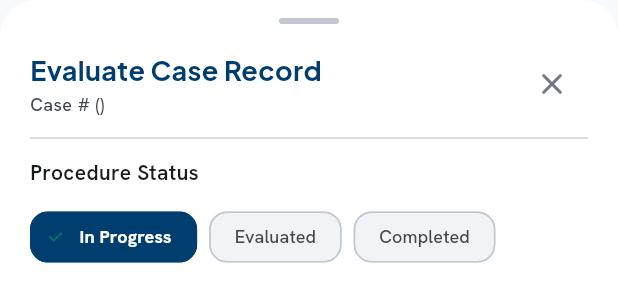
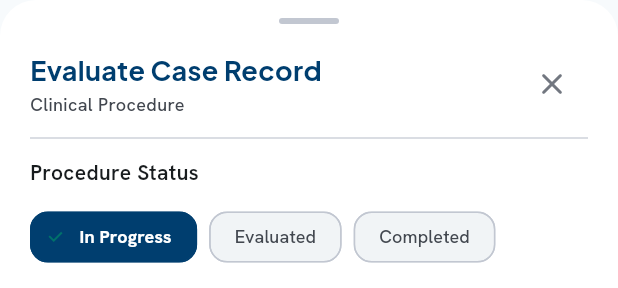
Before and after one commit to ShehabShaef/dentera, a Flutter app: the EvaluateCaseModal widget shown alone on an empty page, opened directly with empty values, on a phone screen of 412 x 824 dp. Shown: the top 288 px of the screen. Run offline on Flutter 3.47's test engine with Material 3 defaults, Android fonts, the phone set to English and light mode, and no system bars; our stand-ins replace file_picker, flutter_local_notifications, flutter_riverpod, google_fonts, logger, share_plus and 3 more; accounts and stored records are empty.

Commit message:
fix(ux): obfuscate internal UUID hashes in case records and appointment scheduling (#4)

```diff
--- a/lib/presentation/widgets/modals/evaluate_case_modal.dart
+++ b/lib/presentation/widgets/modals/evaluate_case_modal.dart
@@ -26,11 +26,13 @@ class EvaluateCaseModal extends ConsumerStatefulWidget {
     super.key,
     required this.caseRecord,
     this.patientName,
+    this.procedureTitle,
     this.onCaseEvaluated,
   });
 
   final CaseRecord caseRecord;
   final String? patientName;
+  final String? procedureTitle;
   final ValueChanged<CaseRecord>? onCaseEvaluated;
 
   /// Convenience static helper to display the [EvaluateCaseModal].
@@ -38,6 +40,7 @@ class EvaluateCaseModal extends ConsumerStatefulWidget {
     BuildContext context, {
     required CaseRecord caseRecord,
     String? patientName,
+    String? procedureTitle,
     ValueChanged<CaseRecord>? onCaseEvaluated,
   }) {
     AppLogger.info('Opened EvaluateCaseModal for case: ${caseRecord.id}');
@@ -48,6 +51,7 @@ class EvaluateCaseModal extends ConsumerStatefulWidget {
       builder: (context) => EvaluateCaseModal(
         caseRecord: caseRecord,
         patientName: patientName,
+        procedureTitle: procedureTitle,
         onCaseEvaluated: onCaseEvaluated,
       ),
     );
@@ -169,6 +173,19 @@ class _EvaluateCaseModalState extends ConsumerState<EvaluateCaseModal> {
   @override
   Widget build(BuildContext context) {
     final bottomInset = MediaQuery.of(context).viewInsets.bottom;
+    final reqsAsync = ref.watch(allRequirementsProvider);
+    final req = reqsAsync.valueOrNull?.firstWhere(
+      (r) => r.id == widget.caseRecord.requirementId,
+      orElse: () => Requirement(
+        id: widget.caseRecord.requirementId,
+        clinicId: '',
+        title: widget.procedureTitle ?? 'Clinical Procedure',
+        targetCount: 1,
+        completedCount: 0,
+      ),
+    );
+    final procedureName = widget.procedureTitle ??
+        (req != null && req.title.isNotEmpty ? req.title : 'Clinical Procedure');
 
     return Container(
       decoration: const BoxDecoration(
@@ -217,8 +234,8 @@ class _EvaluateCaseModalState extends ConsumerState<EvaluateCaseModal> {
                         const SizedBox(height: 2),
                         Text(
                           widget.patientName != null
-                              ? '${widget.patientName} • Case #${widget.caseRecord.id}'
-                              : 'Case #${widget.caseRecord.id} (${widget.caseRecord.requirementId})',
+                              ? '${widget.patientName} • $procedureName'
+                              : procedureName,
                           style: AppTextStyles.caption.copyWith(
                             color: AppColors.onSurfaceVariant,
                           ),
--- a/lib/presentation/widgets/modals/schedule_appointment_modal.dart
+++ b/lib/presentation/widgets/modals/schedule_appointment_modal.dart
@@ -353,7 +353,7 @@ class _ScheduleAppointmentModalState extends ConsumerState<ScheduleAppointmentMo
                                   (p) => DropdownMenuItem<Patient>(
                                     value: p,
                                     child: Text(
-                                      '${p.name} (${p.id})',
+                                      '${p.name} • ${p.age}y, ${p.gender}',
                                       overflow: TextOverflow.ellipsis,
                                     ),
                                   ),
```
Also changed, not shown: lib/presentation/screens/patients/patient_case_sheet_screen.dart (+59 -3 lines), lib/presentation/state/cases_provider.dart (+40 -0 lines), 4 other files.
